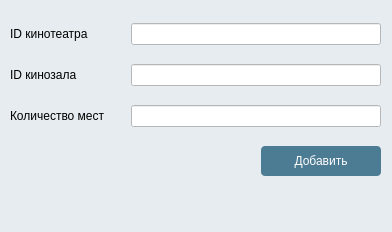
This is ui_files/add_cinema_hall_table.ui in gg-master/Cinema_prj as Qt 5 draws it before an edit. The edited form follows.
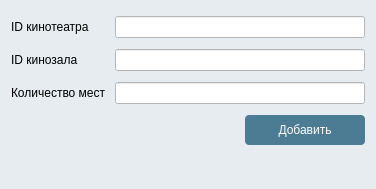
This is the edited form. Icons and pictures are not drawn.

Commit message: Добавление в окна админ.части масштабируемости. Попытка добавить новый внешний вид кресел. Кресла остались старыми

```diff
--- a/ui_files/add_cinema_hall_table.ui
+++ b/ui_files/add_cinema_hall_table.ui
@@ -6,10 +6,22 @@
    <rect>
     <x>0</x>
     <y>0</y>
-    <width>392</width>
-    <height>232</height>
+    <width>376</width>
+    <height>189</height>
    </rect>
   </property>
+  <property name="minimumSize">
+   <size>
+    <width>364</width>
+    <height>167</height>
+   </size>
+  </property>
+  <property name="maximumSize">
+   <size>
+    <width>419</width>
+    <height>281</height>
+   </size>
+  </property>
   <property name="windowTitle">
    <string>Form</string>
   </property>
@@ -39,15 +51,6 @@
 	background-color: hsl(200, 46%, 63);
 }</string>
   </property>
-  <widget class="QWidget" name="verticalLayoutWidget">
-   <property name="geometry">
-    <rect>
-     <x>10</x>
-     <y>10</y>
-     <width>371</width>
-     <height>181</height>
-    </rect>
-   </property>
    <layout class="QVBoxLayout" name="verticalLayout">
     <item>
      <layout class="QHBoxLayout" name="horizontalLayout">
@@ -142,21 +145,20 @@
       </item>
      </layout>
     </item>
-   </layout>
-  </widget>
+   <item>
   <widget class="QLabel" name="label_4">
-   <property name="geometry">
-    <rect>
-     <x>10</x>
-     <y>200</y>
-     <width>231</width>
-     <height>21</height>
-    </rect>
+     <property name="sizePolicy">
+      <sizepolicy hsizetype="Preferred" vsizetype="Maximum">
+       <horstretch>0</horstretch>
+       <verstretch>0</verstretch>
+      </sizepolicy>
    </property>
    <property name="text">
     <string/>
    </property>
   </widget>
+   </item>
+  </layout>
  </widget>
  <resources/>
  <connections/>
```
Lines whose indentation alone changed are shown as unchanged. The commit also changes 5 other files.
